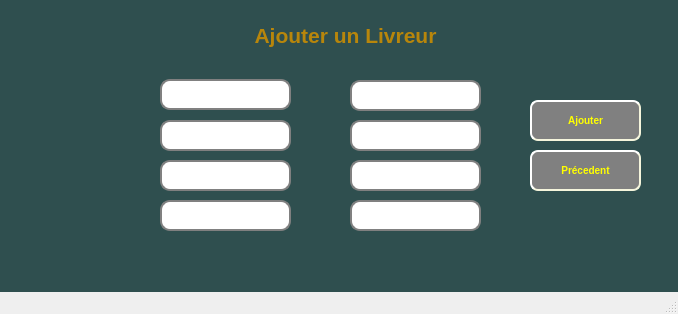
First picture: the form in mainwindow.ui, repository chkiwa/Smart_Home_delivery_2A3_vol2, before the edit.
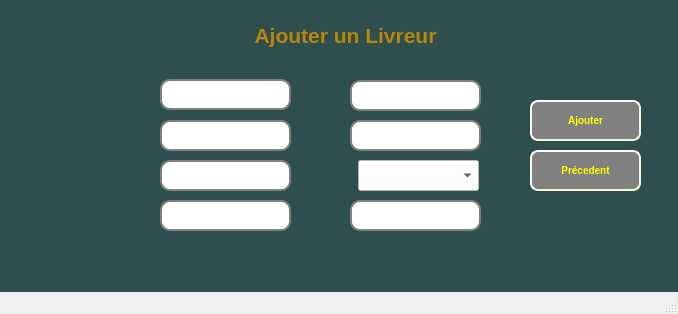
Second picture: the form after the edit. The open tabs and pages were chosen to show the change.

Commit message: arduino+combobox

Diff of the .ui file:
```diff
--- a/mainwindow.ui
+++ b/mainwindow.ui
@@ -1112,25 +1112,6 @@
 }</string>
       </property>
      </widget>
-     <widget class="QLineEdit" name="lineEdit_idscooter">
-      <property name="geometry">
-       <rect>
-        <x>350</x>
-        <y>160</y>
-        <width>131</width>
-        <height>31</height>
-       </rect>
-      </property>
-      <property name="styleSheet">
-       <string notr="true">QLineEdit {
-    border: 2px solid gray;
-    border-radius: 10px;
-    padding: 0 8px;
-    background: white;
-    selection-background-color: darkgray;
-}</string>
-      </property>
-     </widget>
      <widget class="QLineEdit" name="lineEdit_presence">
       <property name="geometry">
        <rect>
@@ -1265,6 +1246,19 @@
        <string>Précedent</string>
       </property>
      </widget>
+     <widget class="QComboBox" name="comboBox_idscooter">
+      <property name="geometry">
+       <rect>
+        <x>358</x>
+        <y>160</y>
+        <width>121</width>
+        <height>31</height>
+       </rect>
+      </property>
+      <property name="styleSheet">
+       <string notr="true">background-color: rgb(255, 255, 255);</string>
+      </property>
+     </widget>
     </widget>
     <widget class="QWidget" name="page_5">
      <widget class="QLabel" name="label_4">
```
Left out of the diff: 2 changed lines with no effect on the pictures. The commit also changes 6 other files.
